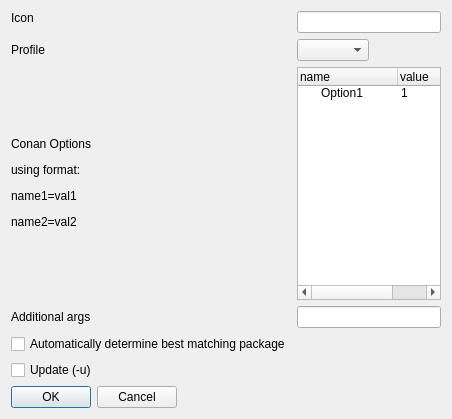
This is src/conan_app_launcher/ui/dialogs/conan_install/conan_install.ui in goszpeti/conan_explorer as Qt 5 draws it before an edit. The edited form follows.
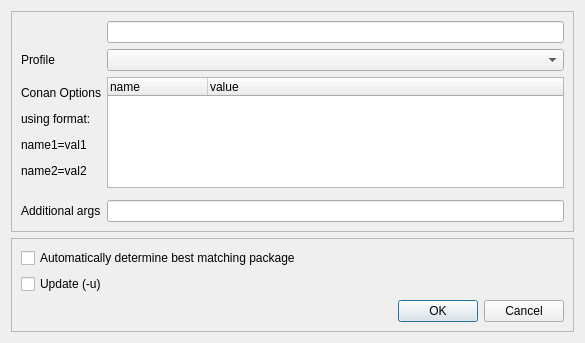
This is the edited form. Custom widgets are drawn as their Qt base class.

Commit message: Further implement plugin buttons and rework install dialog layout

```diff
--- a/src/conan_app_launcher/ui/dialogs/conan_install/conan_install.ui
+++ b/src/conan_app_launcher/ui/dialogs/conan_install/conan_install.ui
@@ -6,8 +6,8 @@
    <rect>
     <x>0</x>
     <y>0</y>
-    <width>452</width>
-    <height>419</height>
+    <width>585</width>
+    <height>343</height>
    </rect>
   </property>
   <property name="sizePolicy">
@@ -34,41 +34,53 @@
   <property name="modal">
    <bool>false</bool>
   </property>
+  <layout class="QVBoxLayout" name="verticalLayout_2">
+   <item>
+    <widget class="QFrame" name="frame_2">
+     <property name="frameShape">
+      <enum>QFrame::StyledPanel</enum>
+     </property>
+     <property name="frameShadow">
+      <enum>QFrame::Raised</enum>
+     </property>
   <layout class="QFormLayout" name="formLayout">
-   <property name="fieldGrowthPolicy">
-    <enum>QFormLayout::ExpandingFieldsGrow</enum>
-   </property>
    <item row="0" column="0">
     <layout class="QHBoxLayout" name="horizontalLayout">
      <property name="sizeConstraint">
       <enum>QLayout::SetMinAndMaxSize</enum>
      </property>
-     <item>
-      <widget class="QLabel" name="install_icon">
+       </layout>
+      </item>
+      <item row="0" column="1">
+       <widget class="ConanRefLineEdit" name="conan_ref_line_edit">
        <property name="sizePolicy">
-        <sizepolicy hsizetype="Fixed" vsizetype="Fixed">
+         <sizepolicy hsizetype="MinimumExpanding" vsizetype="Fixed">
          <horstretch>0</horstretch>
          <verstretch>0</verstretch>
         </sizepolicy>
        </property>
        <property name="minimumSize">
         <size>
-         <width>30</width>
+          <width>0</width>
          <height>0</height>
         </size>
        </property>
        <property name="maximumSize">
         <size>
-         <width>30</width>
+          <width>1024</width>
          <height>16777215</height>
         </size>
        </property>
        <property name="text">
-        <string>Icon</string>
-       </property>
-      </widget>
-     </item>
-    </layout>
+         <string/>
+        </property>
+        <property name="maxLength">
+         <number>1024</number>
+        </property>
+        <property name="frame">
+         <bool>true</bool>
+        </property>
+       </widget>
    </item>
    <item row="1" column="0">
     <layout class="QHBoxLayout" name="horizontalLayout_4">
@@ -81,9 +93,10 @@
      </item>
     </layout>
    </item>
+      <item row="1" column="1">
+       <widget class="QComboBox" name="profile_cbox"/>
+      </item>
    <item row="2" column="0">
-    <layout class="QHBoxLayout" name="horizontalLayout_2">
-     <item>
       <widget class="QLabel" name="conan_opts_label">
        <property name="sizePolicy">
         <sizepolicy hsizetype="Preferred" vsizetype="MinimumExpanding">
@@ -96,9 +109,24 @@
        </property>
       </widget>
      </item>
-    </layout>
+      <item row="2" column="1">
+       <widget class="QTreeWidget" name="options_widget">
+        <column>
+         <property name="text">
+          <string>name</string>
+         </property>
+        </column>
+        <column>
+         <property name="text">
+          <string>value</string>
+         </property>
+        </column>
+       </widget>
    </item>
    <item row="3" column="0">
+       <layout class="QHBoxLayout" name="horizontalLayout_2"/>
+      </item>
+      <item row="4" column="0">
     <layout class="QHBoxLayout" name="horizontalLayout_3">
      <item>
       <widget class="QLabel" name="label_2">
@@ -109,7 +137,22 @@
      </item>
     </layout>
    </item>
-   <item row="5" column="0">
+      <item row="4" column="1">
+       <widget class="QLineEdit" name="lineEdit"/>
+      </item>
+     </layout>
+    </widget>
+   </item>
+   <item>
+    <widget class="QFrame" name="frame">
+     <property name="frameShape">
+      <enum>QFrame::StyledPanel</enum>
+     </property>
+     <property name="frameShadow">
+      <enum>QFrame::Raised</enum>
+     </property>
+     <layout class="QVBoxLayout" name="verticalLayout">
+      <item>
     <widget class="QCheckBox" name="auto_install_check_box">
      <property name="sizePolicy">
       <sizepolicy hsizetype="MinimumExpanding" vsizetype="Fixed">
@@ -122,7 +165,7 @@
      </property>
     </widget>
    </item>
-   <item row="6" column="0">
+      <item>
     <widget class="QCheckBox" name="update_check_box">
      <property name="sizePolicy">
       <sizepolicy hsizetype="MinimumExpanding" vsizetype="Fixed">
@@ -135,7 +178,7 @@
      </property>
     </widget>
    </item>
-   <item row="7" column="0">
+      <item>
     <widget class="QDialogButtonBox" name="button_box">
      <property name="sizePolicy">
       <sizepolicy hsizetype="MinimumExpanding" vsizetype="Fixed">
@@ -149,65 +192,12 @@
      <property name="standardButtons">
       <set>QDialogButtonBox::Cancel|QDialogButtonBox::Ok</set>
      </property>
-    </widget>
-   </item>
-   <item row="3" column="1">
-    <widget class="QLineEdit" name="lineEdit"/>
-   </item>
-   <item row="2" column="1">
-    <widget class="QTreeWidget" name="options_widget">
-     <column>
-      <property name="text">
-       <string>name</string>
-      </property>
-     </column>
-     <column>
-      <property name="text">
-       <string>value</string>
-      </property>
-     </column>
-     <item>
-      <property name="text">
-       <string>Option1</string>
-      </property>
-      <property name="text">
-       <string>1</string>
-      </property>
-     </item>
-    </widget>
-   </item>
-   <item row="1" column="1">
-    <widget class="QComboBox" name="profile_cbox"/>
-   </item>
-   <item row="0" column="1">
-    <widget class="ConanRefLineEdit" name="conan_ref_line_edit">
-     <property name="sizePolicy">
-      <sizepolicy hsizetype="MinimumExpanding" vsizetype="Fixed">
-       <horstretch>0</horstretch>
-       <verstretch>0</verstretch>
-      </sizepolicy>
-     </property>
-     <property name="minimumSize">
-      <size>
-       <width>0</width>
-       <height>0</height>
-      </size>
-     </property>
-     <property name="maximumSize">
-      <size>
-       <width>1024</width>
-       <height>16777215</height>
-      </size>
-     </property>
-     <property name="text">
-      <string/>
-     </property>
-     <property name="maxLength">
-      <number>1024</number>
-     </property>
-     <property name="frame">
-      <bool>true</bool>
-     </property>
+        <property name="centerButtons">
+         <bool>false</bool>
+        </property>
+       </widget>
+      </item>
+     </layout>
     </widget>
    </item>
   </layout>
```
Lines whose indentation alone changed are shown as unchanged. The commit also changes 4 other files.
